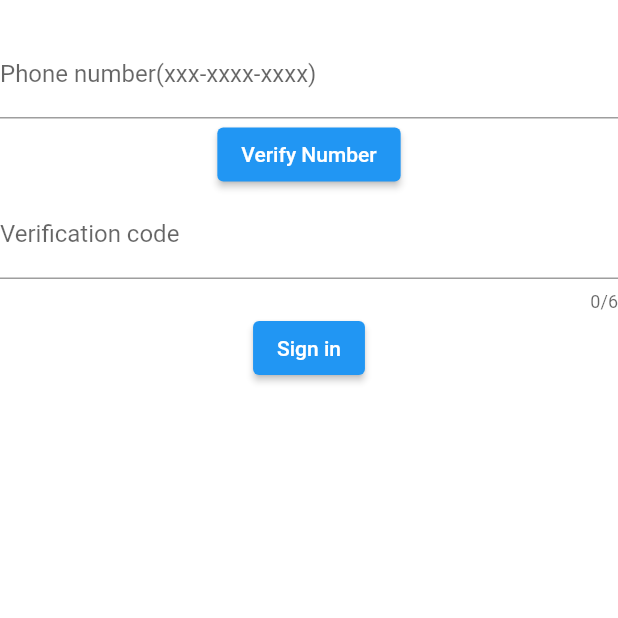
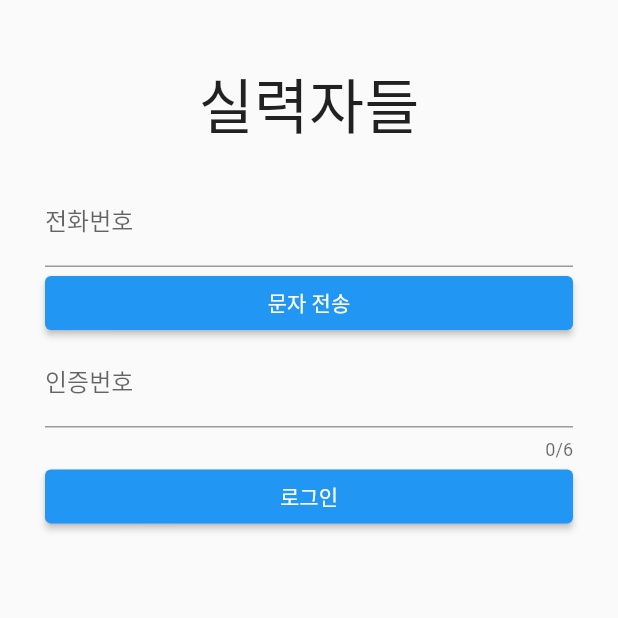
Before and after one commit to today-house/clone-coding, a Flutter app: the screen it shows after launch, on a phone screen of 412 x 824 dp, the top half of it. Run offline on Flutter 3.47's test engine with Material 2 defaults, Android fonts, the light colour scheme and no system bars; our stand-ins replace firebase_auth, firebase_core, logger; accounts and stored records are empty.

Commit message:
fix: 버그 수정

```diff
--- a/lib/router.dart
+++ b/lib/router.dart
@@ -1,5 +1,5 @@
 import 'package:today_house/screen/sample/sample_screen.dart';
 
 final routes = {
-  '/': (context) => const SampleScreen(),
+  '/sample': (context) => const SampleScreen(),
 };
--- a/lib/screen/login/login_screen.dart
+++ b/lib/screen/login/login_screen.dart
@@ -1,7 +1,7 @@
 import 'package:flutter/material.dart';
+import 'package:provider/provider.dart';
 import 'package:today_house/infra/helpers/logger.dart';
 import 'package:today_house/provider/auth/auth_provider.dart';
-import 'package:provider/provider.dart';
 
 class LoginScreen extends StatefulWidget {
   const LoginScreen({Key? key}) : super(key: key);
@@ -17,22 +17,32 @@ class _LoginScreenState extends State<LoginScreen> {
 
   @override
   Widget build(BuildContext context) {
-    return _phoneTab(context);
+    return SafeArea(
+      child: Scaffold(
+        body: _phoneTab(context),
+      ),
+    );
   }
 
   Widget _phoneTab(BuildContext context) {
-    return Column(
+    return Padding(
+      padding: const EdgeInsets.symmetric(horizontal: 30.0),
+      child: ListView(
         children: [
+          const SizedBox(
+            height: 40.0,
+          ),
+          const Center(child: Text('실력자들', style: TextStyle(fontSize: 40.0))),
           const SizedBox(
             height: 20.0,
           ),
           TextFormField(
             keyboardType: TextInputType.phone,
             controller: _phoneNumberController,
-          decoration: const InputDecoration(labelText: 'Phone number(xxx-xxxx-xxxx)'),
+            decoration: const InputDecoration(labelText: '전화번호'),
           ),
           ElevatedButton(
-          child: const Text('Verify Number'),
+            child: const Text('문자 전송'),
             onPressed: () {
               log.i('📞 $_dialCode ${_phoneNumberController.text.trim()}');
               context.read<AuthProvider>().verifyPhoneNumber(_dialCode, _phoneNumberController.text.trim());
@@ -42,16 +52,16 @@ class _LoginScreenState extends State<LoginScreen> {
             keyboardType: TextInputType.phone,
             controller: _smsController,
             maxLength: 6,
-          decoration: const InputDecoration(labelText: 'Verification code'),
+            decoration: const InputDecoration(labelText: '인증번호'),
           ),
           ElevatedButton(
-          child: const Text('Sign in'),
+            child: const Text('로그인'),
             onPressed: () {
               context.read<AuthProvider>().signInWithPhoneNumber(_smsController.text.trim());
             },
           ),
         ],
+      ),
     );
   }
-
 }
```
Also changed, not shown: lib/main.dart (+2 -7 lines), lib/screen/sample/sample_screen.dart (+10 -12 lines). Lines whose indentation alone changed are shown as unchanged.
